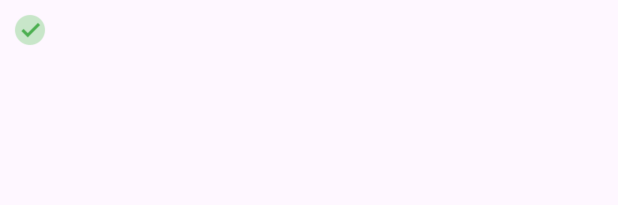
After one commit to veronika-lalala/Habit_app, an Android app: the layout item_habit.xml on its own in the app's theme, with its tools: preview values and no code run, on a phone screen of 412 x 824 dp. The commit adds this screen. Shown: the top 205 px of the screen. Run offline under Robolectric (Android 15) with nearby library versions, the phone set to English and light mode, and no system bars.

```diff
--- /dev/null
+++ b/app/src/main/res/layout/item_habit.xml
@@ -0,0 +1,24 @@
+<!-- res/layout/item_habit.xml -->
+<LinearLayout xmlns:android="http://schemas.android.com/apk/res/android"
+    xmlns:app="http://schemas.android.com/apk/res-auto"
+    android:layout_width="match_parent"
+    android:layout_height="wrap_content"
+    android:orientation="horizontal"
+    android:padding="8dp"
+    android:gravity="center_vertical">
+
+    <ImageView
+        android:id="@+id/icon_check"
+        android:layout_width="24dp"
+        android:layout_height="24dp"
+        android:src="@drawable/ic_check_circle"
+        android:layout_marginEnd="12dp" />
+
+    <TextView
+        android:id="@+id/text_habit"
+        android:layout_width="wrap_content"
+        android:layout_height="wrap_content"
+        android:textSize="16sp"
+        android:textColor="#000000"
+        android:layout_weight="1"/>
+</LinearLayout>
--- a/app/src/main/res/values/colors.xml
+++ b/app/src/main/res/values/colors.xml
@@ -4,5 +4,4 @@
     <color name="white">#FFFFFFFF</color>
     <color name="green">#678E34</color>
     <color name="pink">#ffa8af</color>
-    <color name="gray">#5D5A5A</color>
 </resources>
```
Also changed, not shown: app/src/main/java/activity/CalendarActivity.java (+36 -13 lines), app/src/main/res/drawable/ic_check_circle.png (added).
